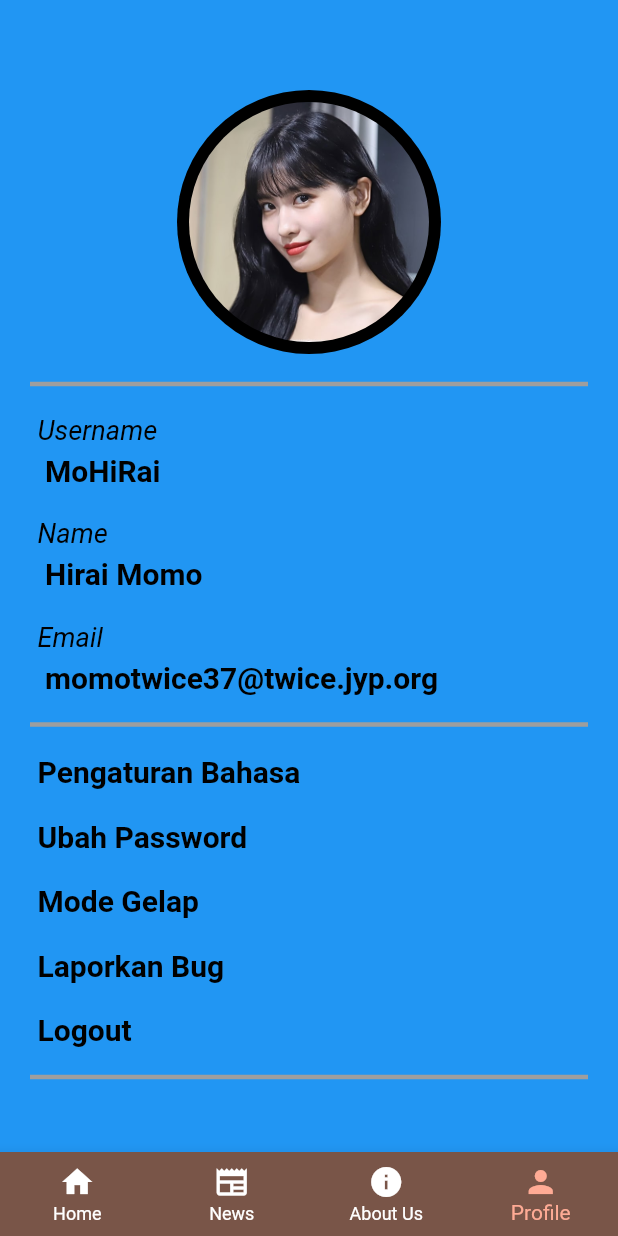
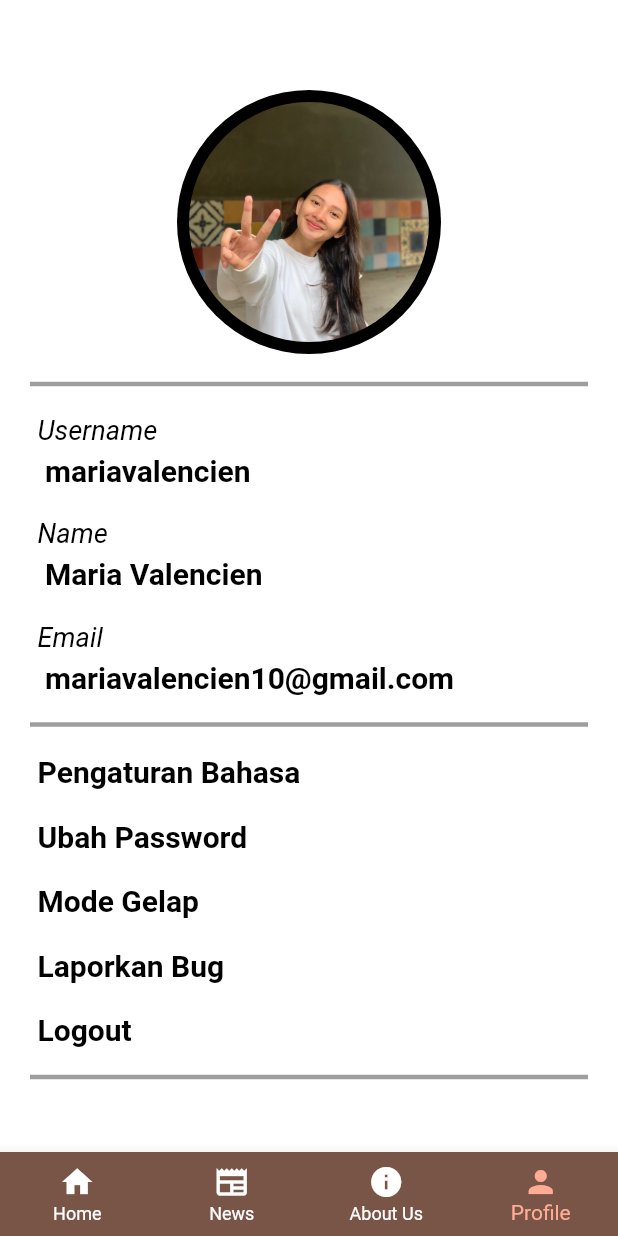
Before and after one commit to mariavalencien402/KeJora-App, a Flutter app: the screen it shows after launch, item 4 of the bottom bar chosen, on a phone screen of 412 x 824 dp. Run offline on Flutter 3.47's test engine with Material 2 defaults, Android fonts, the phone set to English and light mode, and no system bars.

Commit message:
finishing detail app

```diff
--- a/lib/const.dart
+++ b/lib/const.dart
@@ -1,7 +1,10 @@
 const String appName = "KeJora";
-const String appDesc = "Aplikasi KeJora merupakan aplikasi yang dapat digunakan untuk mencari referensi tempat wisata di daerah Jogjakarta. Aplikasi ini menyediakan berbagai referensi tempat wisata mulai dari wisata alam, wisata budaya, hingga wisata kuliner. Aplikasi ini sangat mempermudah bagi wisatawan luar Jogja untuk dapat memberikan gambaran tempat wisata terkenal yang akan dikunjungi.";
-const String appImgUrl = "https://t-2.tstatic.net/jogja/foto/bank/images/Jogjakarta-Belum-Masuki-Puncak-Kasus-Omicron.jpg";
-const String appMitra = "Dinas Kebudayaan dan Pariwisata Provinsi Yogyakarta\nKementrian Pengembangan Sektor Pariwisata\nPerhimpunan Hotel dan Restoran Indonesia";
+const String appDesc =
+    "Aplikasi KeJora merupakan aplikasi yang dapat digunakan untuk mencari referensi tempat wisata di daerah Jogjakarta. Aplikasi ini menyediakan berbagai referensi tempat wisata mulai dari wisata alam, wisata budaya, hingga wisata kuliner. Aplikasi ini sangat mempermudah bagi wisatawan luar Jogja untuk dapat memberikan gambaran tempat wisata terkenal yang akan dikunjungi.";
+const String appImgUrl =
+    "https://t-2.tstatic.net/jogja/foto/bank/images/Jogjakarta-Belum-Masuki-Puncak-Kasus-Omicron.jpg";
+const String appMitra =
+    "Dinas Kebudayaan dan Pariwisata Provinsi Yogyakarta\nKementrian Pengembangan Sektor Pariwisata\nPerhimpunan Hotel dan Restoran Indonesia";
 const String appWa = "   082251259932";
 const String appTelegram = "   @kelilingJogjakarta";
 const String appEmail = "   kejora@jogja.gov.id";
@@ -10,8 +13,7 @@ const String appTwitter = "   @kelilingJogjakarta";
 const String appYoutube = "   Keliling Jogjakarta";
 const String appFacebook = "   Keliling Jogjakarta";
 
-
-const String imgHome = "assets/images/home.png";
+const String imgHome = "assets/images/home.jpg";
 const String imgWA = "assets/images/logo/logoWa.png";
 const String imgTelegram = "assets/images/logo/logoTelegram.png";
 const String imgEmail = "assets/images/logo/logoEmail.png";
@@ -20,7 +22,7 @@ const String imgTwitter = "assets/images/logo/logoTwitter.png";
 const String imgYoutube = "assets/images/logo/logoYoutube.png";
 const String imgFacebook = "assets/images/logo/logoFacebook.png";
 
-const String imgProfile = "assets/images/profile.png";
-const String username = "MoHiRai";
-const String name = "Hirai Momo";
-const String email = "momotwice37@twice.jyp.org";
+const String imgProfile = "assets/images/profile.jpeg";
+const String username = "mariavalencien";
+const String name = "Maria Valencien";
+const String email = "mariavalencien10@gmail.com";
--- a/lib/main.dart
+++ b/lib/main.dart
@@ -73,7 +73,7 @@ class _AppMainPageState extends State<AppMainPage> {
   Widget build(BuildContext context) {
     final currentWidth = MediaQuery.of(context).size.width;
     return Scaffold(
-      backgroundColor: currentWidth < 600 ? Colors.blue : Colors.brown,
+      backgroundColor: currentWidth < 600 ? Colors.white : Colors.brown,
       body: _children[_currentIndex],
       bottomNavigationBar: BottomNavigationBar(
         onTap: onTappedBar,
```
Also changed, not shown: lib/pages/home_screen.dart (+6 -6 lines), lib/pages/news_screen.dart (+22 -22 lines), assets/images/home.jpg (added), assets/images/home.png (deleted), assets/images/profile.jpeg (added), assets/images/profile.png (deleted).
